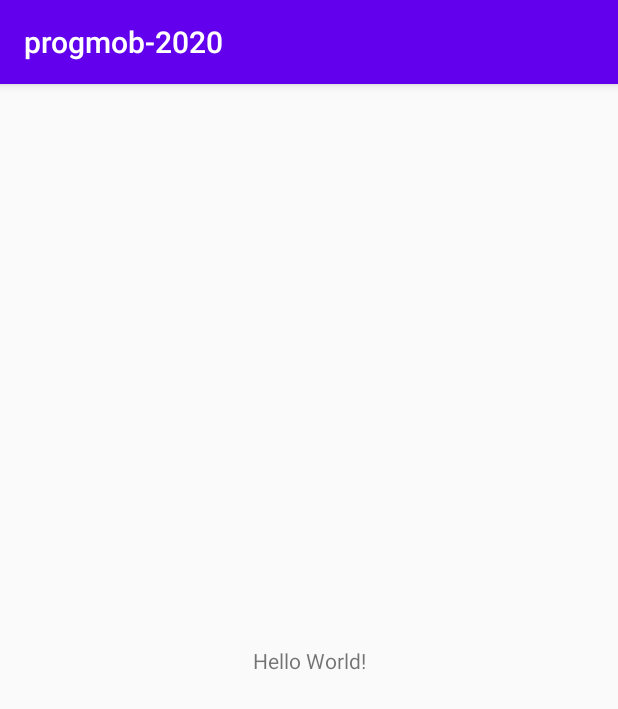
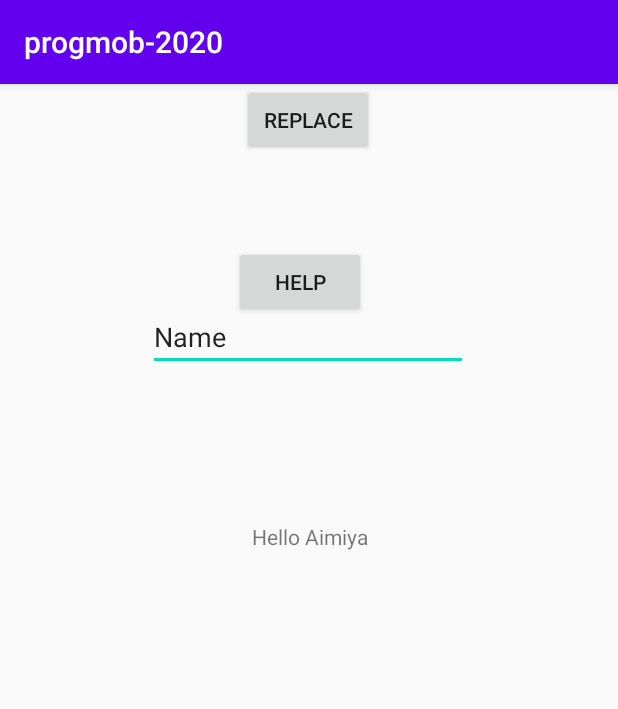
Before and after one commit to aimiyaperumika/progmob, an Android app: the screen it shows after launch (MainActivity), on a phone screen of 412 x 824 dp. Shown: the top 709 px of the screen. Run offline under Robolectric (Android 15) with nearby library versions, the phone set to English and light mode, and no system bars.

Commit message:
Progmob Layout

```diff
--- a/app/src/main/AndroidManifest.xml
+++ b/app/src/main/AndroidManifest.xml
@@ -9,6 +9,7 @@
         android:roundIcon="@mipmap/ic_launcher_round"
         android:supportsRtl="true"
         android:theme="@style/AppTheme">
+        <activity android:name=".HelpActivity"></activity>
         <activity android:name=".MainActivity">
             <intent-filter>
                 <action android:name="android.intent.action.MAIN" />
--- a/app/src/main/java/ukdw/com/progmob_2020/MainActivity.java
+++ b/app/src/main/java/ukdw/com/progmob_2020/MainActivity.java
@@ -2,7 +2,13 @@ package ukdw.com.progmob_2020;
 
 import androidx.appcompat.app.AppCompatActivity;
 
+import android.content.Intent;
 import android.os.Bundle;
+import android.util.Log;
+import android.view.View;
+import android.widget.Button;
+import android.widget.EditText;
+import android.widget.TextView;
 
 public class MainActivity extends AppCompatActivity {
 
@@ -10,5 +16,33 @@ public class MainActivity extends AppCompatActivity {
     protected void onCreate(Bundle savedInstanceState) {
         super.onCreate(savedInstanceState);
         setContentView(R.layout.activity_main);
+
+        //variabel
+        final TextView textView = (TextView)findViewById(R.id.mainActivityTextView);
+        Button myBtn = (Button)findViewById(R.id.button1);
+        final EditText myEditText = (EditText)findViewById(R.id.editText1);
+        Button btnHelp = (Button)findViewById(R.id.btnHelp);
+
+        //action
+        textView.setText(R.string.text_hello_world);
+        myBtn.setOnClickListener(new View.OnClickListener() {
+            @Override
+            public void onClick(View v) {
+               // Log.d("COBA KLIK",myEditText.getText().toString());
+                textView.setText(myEditText.getText().toString());
+            }
+        });
+        btnHelp.setOnClickListener(new View.OnClickListener() {
+            @Override
+            public void onClick(View v) {
+                Intent intent = new Intent(MainActivity.this,HelpActivity.class);
+                Bundle b = new Bundle();
+
+                b.getString("help_string",myEditText.getText().toString());
+                intent.putExtras(b);
+
+                startActivity(intent);
+            }
+        });
     }
 }
--- a/app/src/main/res/layout/activity_main.xml
+++ b/app/src/main/res/layout/activity_main.xml
@@ -7,12 +7,50 @@
     tools:context=".MainActivity">
 
     <TextView
+        android:id="@+id/mainActivityTextView"
         android:layout_width="wrap_content"
         android:layout_height="wrap_content"
+        android:layout_marginTop="292dp"
         android:text="Hello World!"
-        app:layout_constraintBottom_toBottomOf="parent"
+        app:layout_constraintHorizontal_bias="0.501"
         app:layout_constraintLeft_toLeftOf="parent"
         app:layout_constraintRight_toRightOf="parent"
         app:layout_constraintTop_toTopOf="parent" />
 
+    <Button
+        android:id="@+id/button1"
+        android:layout_width="wrap_content"
+        android:layout_height="wrap_content"
+        android:text="Replace"
+        app:layout_constraintEnd_toEndOf="parent"
+        app:layout_constraintHorizontal_bias="0.498"
+        app:layout_constraintStart_toStartOf="parent"
+        tools:layout_editor_absoluteY="388dp" />
+
+    <EditText
+        android:id="@+id/editText1"
+        android:layout_width="wrap_content"
+        android:layout_height="wrap_content"
+        android:ems="10"
+        android:inputType="textPersonName"
+        android:text="Name"
+        app:layout_constraintBottom_toTopOf="@+id/button1"
+        app:layout_constraintEnd_toEndOf="parent"
+        app:layout_constraintHorizontal_bias="0.497"
+        app:layout_constraintStart_toStartOf="parent"
+        app:layout_constraintTop_toBottomOf="@+id/mainActivityTextView"
+        app:layout_constraintVertical_bias="0.463" />
+
+    <Button
+        android:id="@+id/btnHelp"
+        android:layout_width="wrap_content"
+        android:layout_height="wrap_content"
+        android:text="Help"
+        app:layout_constraintBottom_toBottomOf="parent"
+        app:layout_constraintEnd_toEndOf="parent"
+        app:layout_constraintHorizontal_bias="0.482"
+        app:layout_constraintStart_toStartOf="parent"
+        app:layout_constraintTop_toBottomOf="@+id/button1"
+        app:layout_constraintVertical_bias="0.089" />
+
 </androidx.constraintlayout.widget.ConstraintLayout>
--- a/app/src/main/res/values/strings.xml
+++ b/app/src/main/res/values/strings.xml
@@ -1,3 +1,4 @@
 <resources>
     <string name="app_name">progmob-2020</string>
+    <string name="text_hello_world">Hello Aimiya</string>
 </resources>
```
Also changed, not shown: app/src/main/java/ukdw/com/progmob_2020/HelpActivity.java (+7 -0 lines), app/src/main/res/layout/activity_help.xml (+9 -0 lines), app/src/main/res/layout/test_constraint_layout.xml (added, +46 -0 lines), app/src/main/res/layout/test_linear_layout.xml (added, +72 -0 lines).
